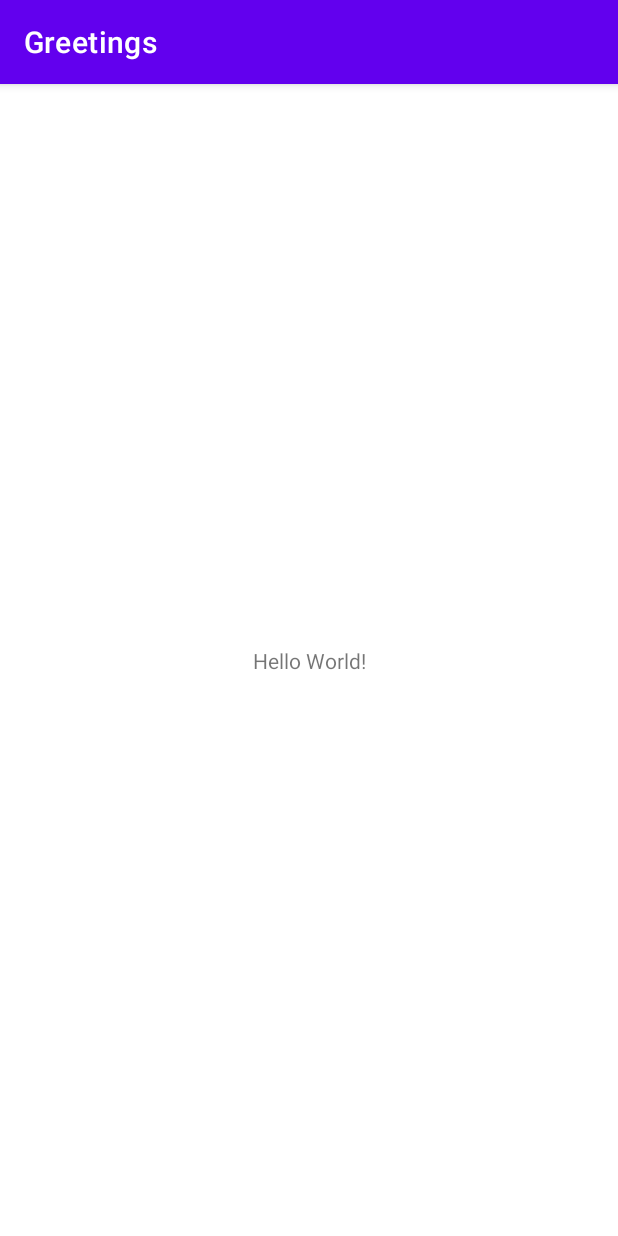
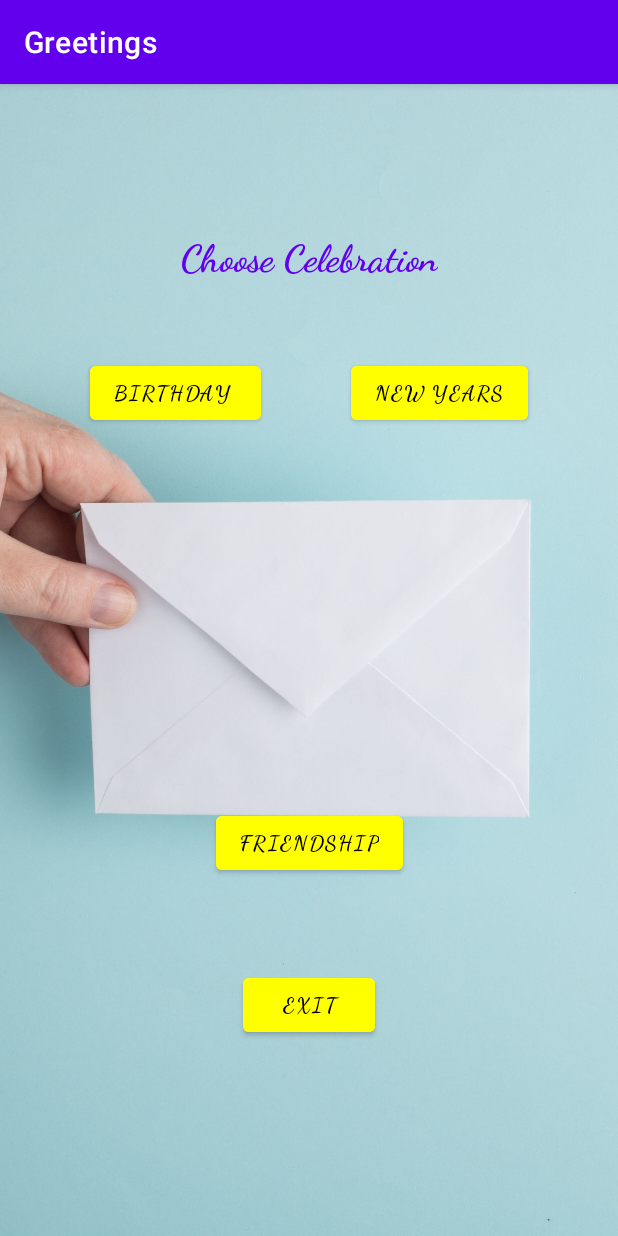
Before and after one commit to HARSH-KUMAR10/GreetingAndroidApplication, an Android app: the screen it shows after launch (MainActivity), on a phone screen of 412 x 824 dp. Run offline under Robolectric (Android 15) with nearby library versions, the phone set to English and light mode, and no system bars.

Commit message:
Choose Celebration Activity Layout Created

```diff
--- a/app/src/main/AndroidManifest.xml
+++ b/app/src/main/AndroidManifest.xml
@@ -1,6 +1,6 @@
 <?xml version="1.0" encoding="utf-8"?>
 <manifest xmlns:android="http://schemas.android.com/apk/res/android"
-    package="com.gmail.harshkumar093">
+    package="com.gmail.GreetingAndroidApplication">
 
     <application
         android:allowBackup="true"
@@ -9,7 +9,7 @@
         android:roundIcon="@mipmap/ic_launcher_round"
         android:supportsRtl="true"
         android:theme="@style/Theme.Greetings">
-        <activity android:name=".MainActivity">
+        <activity android:name="com.gmail.GreetingAndroidApplication.MainActivity">
             <intent-filter>
                 <action android:name="android.intent.action.MAIN" />
 
--- a/app/src/main/java/com/gmail/harshkumar093/MainActivity.java
+++ b/app/src/main/java/com/gmail/GreetingAndroidApplication/MainActivity.java
@@ -1,11 +1,15 @@
-package com.gmail.harshkumar093;
+package com.gmail.GreetingAndroidApplication;
 
 import androidx.appcompat.app.AppCompatActivity;
+import androidx.constraintlayout.widget.ConstraintLayout;
 
+import android.graphics.Color;
 import android.os.Bundle;
+import android.widget.TextView;
 
 public class MainActivity extends AppCompatActivity {
-
+    TextView Heading,Birthday,NewYear,Friendship,Exit;
+    ConstraintLayout layout1 ;
     @Override
     protected void onCreate(Bundle savedInstanceState) {
         super.onCreate(savedInstanceState);
--- a/app/src/main/res/layout/activity_main.xml
+++ b/app/src/main/res/layout/activity_main.xml
@@ -4,15 +4,93 @@
     xmlns:tools="http://schemas.android.com/tools"
     android:layout_width="match_parent"
     android:layout_height="match_parent"
-    tools:context=".MainActivity">
+    tools:context=".MainActivity"
+    android:id="@+id/layout1">
+
+    <ImageView
+        android:id="@+id/background1"
+        android:src="@drawable/activity1background"
+        android:scaleType="centerCrop"
+        app:layout_constraintTop_toTopOf="@+id/layout1"
+        app:layout_constraintBottom_toBottomOf="@+id/layout1"
+        app:layout_constraintLeft_toLeftOf="@+id/layout1"
+        app:layout_constraintRight_toRightOf="@+id/layout1"
+        android:layout_width="wrap_content"
+        android:layout_height="wrap_content"
+        tools:ignore="MissingConstraints"/>
 
     <TextView
+        android:id="@+id/HeadingChooseCelebration"
         android:layout_width="wrap_content"
         android:layout_height="wrap_content"
-        android:text="Hello World!"
-        app:layout_constraintBottom_toBottomOf="parent"
-        app:layout_constraintLeft_toLeftOf="parent"
-        app:layout_constraintRight_toRightOf="parent"
-        app:layout_constraintTop_toTopOf="parent" />
+        android:layout_marginTop="100dp"
+        android:text="Choose Celebration"
+        android:textColor="@color/purple_500"
+        android:textSize="25dp"
+        android:textStyle="bold"
+        android:fontFamily="cursive"
+        app:layout_constraintEnd_toEndOf="parent"
+        app:layout_constraintStart_toStartOf="parent"
+        app:layout_constraintTop_toTopOf="@+id/background1" />
+
+    <Button
+        android:id="@+id/BirthdayCard"
+        android:layout_width="wrap_content"
+        android:layout_height="wrap_content"
+        android:textStyle="bold"
+        android:layout_marginStart="60dp"
+        android:layout_marginTop="50dp"
+        android:backgroundTint="@color/yellow"
+
+        android:fontFamily="cursive"
+        android:textColor="@color/black"
+        android:text="Birthday "
+        app:layout_constraintStart_toStartOf="parent"
+        app:layout_constraintTop_toBottomOf="@+id/HeadingChooseCelebration" />
+
+    <Button
+        android:id="@+id/NewYearCard"
+        android:layout_width="wrap_content"
+        android:layout_height="wrap_content"
+        android:layout_marginTop="50dp"
+        android:layout_marginEnd="60dp"
+        android:backgroundTint="@color/yellow"
+        android:textStyle="bold"
+        android:textColor="@color/black"
+        android:fontFamily="cursive"
+        android:text="New Years"
+        app:layout_constraintEnd_toEndOf="parent"
+        app:layout_constraintTop_toBottomOf="@+id/HeadingChooseCelebration" />
+
+    <Button
+        android:id="@+id/FriendshipCard"
+        android:layout_width="wrap_content"
+        android:layout_height="wrap_content"
+        android:textStyle="bold"
+        android:backgroundTint="@color/yellow"
+        android:fontFamily="cursive"
+        android:textColor="@color/black"
+        android:layout_marginTop="350dp"
+        android:text="Friendship"
+        app:layout_constraintEnd_toEndOf="parent"
+        app:layout_constraintStart_toStartOf="parent"
+        app:layout_constraintTop_toBottomOf="@+id/HeadingChooseCelebration" />
+
+    <Button
+        android:id="@+id/ExitButton"
+        android:layout_width="wrap_content"
+        android:textStyle="bold"
+        android:layout_height="wrap_content"
+        android:fontFamily="cursive"
+        android:layout_marginTop="30dp"
+        android:layout_marginBottom="100dp"
+        android:backgroundTint="@color/yellow"
+        android:text="Exit"
+        android:textColor="@color/black"
+        app:layout_constraintBottom_toBottomOf="@+id/background1"
+        app:layout_constraintEnd_toEndOf="parent"
+        app:layout_constraintStart_toStartOf="parent"
+        app:layout_constraintTop_toBottomOf="@+id/FriendshipCard" />
+
 
 </androidx.constraintlayout.widget.ConstraintLayout>
--- a/app/src/main/res/values/colors.xml
+++ b/app/src/main/res/values/colors.xml
@@ -7,4 +7,5 @@
     <color name="teal_700">#FF018786</color>
     <color name="black">#FF000000</color>
     <color name="white">#FFFFFFFF</color>
+    <color name="yellow">#FFFF00</color>
 </resources>
```
Also changed, not shown: app/src/main/res/drawable/activity1background.jpg (added), 4 other files.
